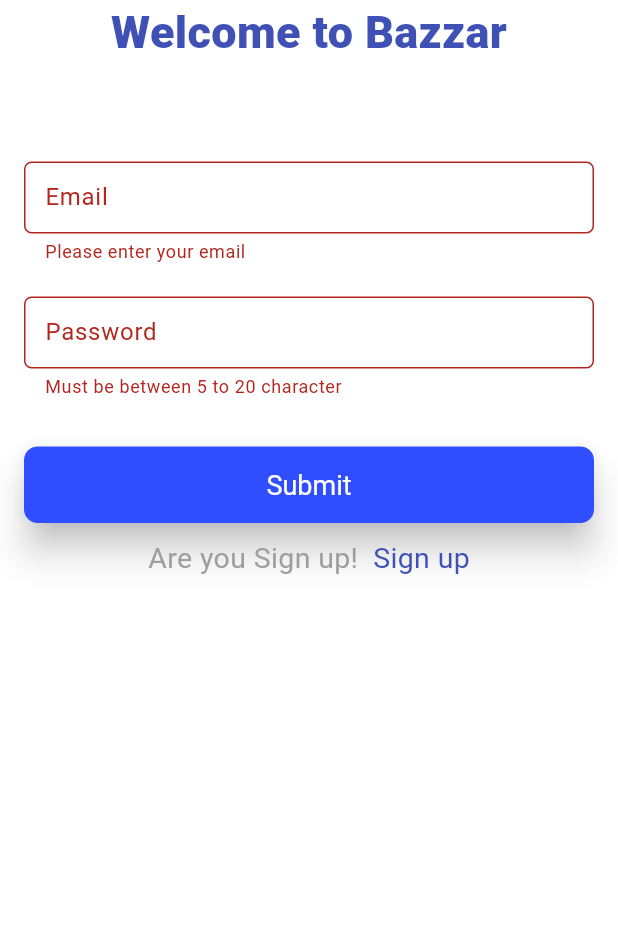
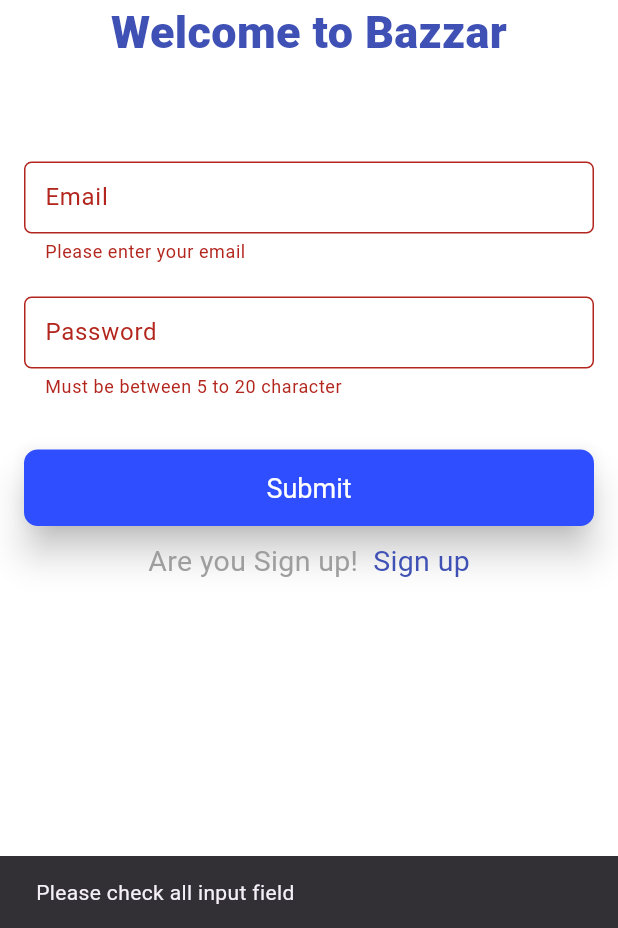
Before and after one commit to manoj19-github/amazon_app, a Flutter app: the screen it shows after launch, after a tap on "Submit", on a phone screen of 412 x 824 dp, the part 308-1236 px from its top. Run offline on Flutter 3.47's test engine with Material 3 defaults, Android fonts, the phone set to English and light mode, and no system bars; our stand-ins replace flutter_screenutil, google_fonts; Roboto replaces fonts that are missing (Ubuntu).

```diff
--- a/lib/constants/global_variables.dart
+++ b/lib/constants/global_variables.dart
@@ -1,6 +1,14 @@
 import 'package:flutter/material.dart';
 
-String uri = 'http://<yourip>:3000';
+
+String baseURL = "http://192.168.1.5:5000/api";
+
+String signupURL = "/auth/signup";
+
+
+
+
+
 
 class GlobalVariables {
   // COLORS
--- a/lib/features/auth/screens/auth_screens.dart
+++ b/lib/features/auth/screens/auth_screens.dart
@@ -1,3 +1,5 @@
+import 'package:amazon/services/auth_service.dart';
+import 'package:amazon/utils/showSnackbar.dart';
 import 'package:amazon/utils/validators.dart';
 import 'package:flutter/material.dart';
 import 'package:amazon/constants/global_variables.dart';
@@ -13,21 +15,33 @@ class AuthStateScreen extends StatefulWidget {
 
 class _AuthStateScreenState extends State<AuthStateScreen> {
   final _formKey = GlobalKey<FormState>();
+  final AuthService authService = AuthService();
+
   bool isSignup = false;
   var _username;
   var _email;
   var _password;
+  void onSuccessMethod() {
+    setState(() {
+      isSignup = false;
+      _formKey.currentState?.reset();
+    });
+  }
   void saveFormHandler(){
+    FocusScopeNode currentFocus = FocusScope.of(context);
+    if (!currentFocus.hasPrimaryFocus) {
+      currentFocus.unfocus();
+    }
       if (_formKey.currentState!.validate()) {
 
         _formKey.currentState!.save();
         if(isSignup==true){
-          var payload={
-            'email':_email,
-            'password':_password,
-            'username':_username
-          };
-          print(payload);
+        authService.signUpUser(
+            email: _email,
+            context: context,
+            password: _password,
+            username: _username,
+            onSuccessMethod: onSuccessMethod);
 
         }else{
           var payload={
@@ -37,6 +51,8 @@ class _AuthStateScreenState extends State<AuthStateScreen> {
           print(payload);
         }
 
+    } else {
+      showSnackBar(context, "Please check all input field");
       }
 
   }
@@ -73,7 +89,7 @@ class _AuthStateScreenState extends State<AuthStateScreen> {
                               const SizedBox(height: 45),
                               isSignup ?
                               SizedBox(
-                                height: 60,
+                                    height: 80,
                                 child: TextFormField(
                                     maxLength: 50,
                                     decoration: const InputDecoration(
@@ -134,7 +150,7 @@ class _AuthStateScreenState extends State<AuthStateScreen> {
                                     validator: (value){
                                       if (value == null ||
                                           value.isEmpty ||
-                                          value.trim().length <= 5 ||
+                                        value.trim().length < 5 ||
                                           value.trim().length > 20)
                                         return 'Must be between 5 to 20 character';
 
@@ -144,7 +160,7 @@ class _AuthStateScreenState extends State<AuthStateScreen> {
                                 }),
                               ),
 
-                               const SizedBox(height: 20),
+                            const SizedBox(height: 22),
                             ElevatedButton(
                               style: ElevatedButton.styleFrom(
                                 minimumSize: Size.fromHeight(40),),
--- /dev/null
+++ b/lib/models/user_model.dart
@@ -0,0 +1,64 @@
+import 'dart:convert';
+
+// ignore_for_file: public_member_api_docs, sort_constructors_first
+class User {
+  final String id;
+  final String username;
+  final String password;
+  final String address;
+  final String usertype;
+  final String email;
+  const User({
+    required this.id,
+    required this.username,
+    required this.password,
+    required this.address,
+    required this.usertype,
+    required this.email,
+  });
+
+  Map<String, dynamic> toMap() {
+    return <String, dynamic>{
+      'id': id,
+      'username': username,
+      'password': password,
+      'address': address,
+      'usertype': usertype,
+      'email': email,
+    };
+  }
+
+  factory User.fromMap(Map<String, dynamic> map) {
+    return User(
+      id: (map["id"] ?? '') as String,
+      username: (map["username"] ?? '') as String,
+      password: (map["password"] ?? '') as String,
+      address: (map["address"] ?? '') as String,
+      usertype: (map["usertype"] ?? '') as String,
+      email: (map["email"] ?? '') as String,
+    );
+  }
+
+  String toJson() => json.encode(toMap());
+
+  factory User.fromJson(String source) =>
+      User.fromMap(json.decode(source) as Map<String, dynamic>);
+
+  User copyWith({
+    String? id,
+    String? username,
+    String? password,
+    String? address,
+    String? usertype,
+    String? email,
+  }) {
+    return User(
+      id: id ?? this.id,
+      username: username ?? this.username,
+      password: password ?? this.password,
+      address: address ?? this.address,
+      usertype: usertype ?? this.usertype,
+      email: email ?? this.email,
+    );
+  }
+}
--- /dev/null
+++ b/lib/utils/showSnackbar.dart
@@ -0,0 +1,5 @@
+import 'package:flutter/material.dart';
+
+void showSnackBar(BuildContext context, String text) {
+  ScaffoldMessenger.of(context).showSnackBar(SnackBar(content: Text(text)));
+}
--- a/pubspec.yaml
+++ b/pubspec.yaml
@@ -38,6 +38,7 @@ dependencies:
   flutter_screenutil: ^5.9.0
   google_fonts: ^6.1.0
   provider: ^6.1.1
+  http: ^1.1.2
 
 dev_dependencies:
   flutter_test:
```
Also changed, not shown: lib/constants/http_callback.dart (added, +22 -0 lines), lib/services/auth_service.dart (added, +42 -0 lines), pubspec.lock.
